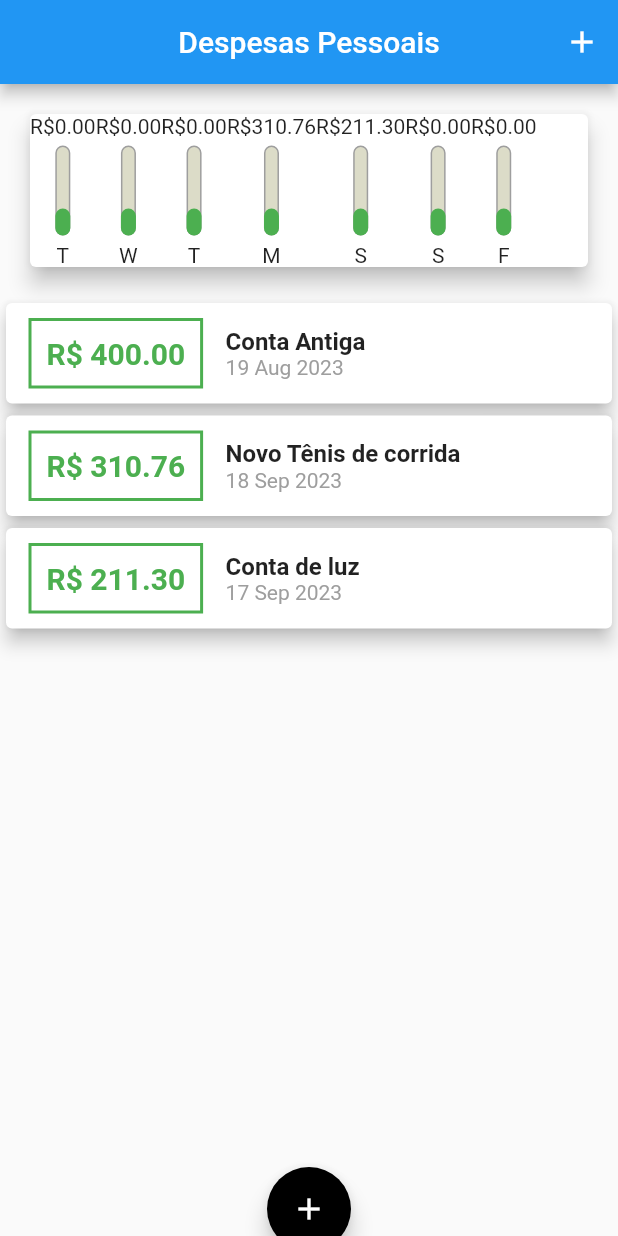
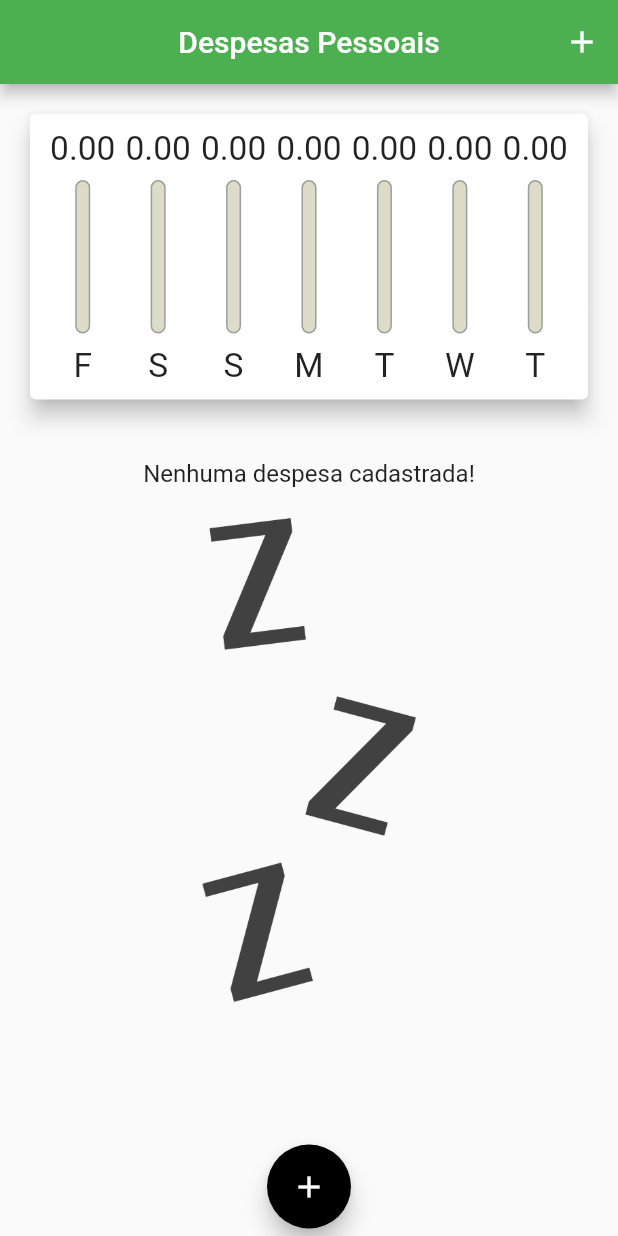
Before and after one commit to decolemos/personal_expenses_app_project, a Flutter app: the screen it shows after launch, on a phone screen of 412 x 824 dp. Run offline on Flutter 3.47's test engine with Material 2 defaults, Android fonts, the phone set to English and light mode, and no system bars.

Commit message:
criando responsividade

```diff
--- a/lib/components/chart.dart
+++ b/lib/components/chart.dart
@@ -38,6 +38,12 @@ class Chart extends StatelessWidget {
       return {
         "day": DateFormat.E().format(weekDay)[0],
         "value": totalSum};
+    }).reversed.toList();
+  }
+
+  double get _weekTotalValue {
+     return groupedTransactions.fold(0.0, (sum, transaction) {
+      return sum + transaction["value"];
      });
   }
 
@@ -47,14 +53,23 @@ class Chart extends StatelessWidget {
     return Card(
       elevation: 6,
       margin: const EdgeInsets.all(20),
+      child: Padding(
+        padding: const EdgeInsets.all(10.0),
         child: Row(
+          mainAxisAlignment: MainAxisAlignment.spaceAround,
           children: groupedTransactions.map((transaction) {
-          return CharBar(
+            return Flexible(
+              fit: FlexFit.tight,
+              child: CharBar(
                 label: transaction["day"],
                 value: transaction["value"],
-            percentage: 0.3,
+                percentage: _weekTotalValue == 0
+                  ? 0
+                  : (transaction["value"] as double) / _weekTotalValue,
+              ),
             );
           }).toList(),
+        ),
       ),
     );
   }
--- a/lib/components/chart_bar.dart
+++ b/lib/components/chart_bar.dart
@@ -16,14 +16,21 @@ class CharBar extends StatelessWidget {
 
   @override
   Widget build(BuildContext context) {
+    return LayoutBuilder(
+      builder: (context, constraints) {
         return Column(
           children: [
-        Text("R\$${value.toStringAsFixed(2)}"),
-        const SizedBox(
-          height: 5,
+            SizedBox(
+              height: constraints.maxHeight * 0.15,
+              child: FittedBox(
+                child: Text(value.toStringAsFixed(2))
+              ),
             ),
             SizedBox(
-          height: 60,
+              height: constraints.maxHeight * 0.05
+            ),
+            SizedBox(
+              height: constraints.maxHeight * 0.6,
               width: 10,
               child: Stack(
                 alignment: Alignment.bottomCenter,
@@ -50,11 +57,18 @@ class CharBar extends StatelessWidget {
                 ],
               ),
             ),
-        const SizedBox(
-          height: 5,
+            SizedBox(
+               height: constraints.maxHeight * 0.05
             ),
-        Text(label)
+            SizedBox(
+              height: constraints.maxHeight * 0.15,
+              child: FittedBox(
+                child: Text(label)
+              )
+            )
           ],
+        );
+      },
     );
   }
 }
--- a/lib/components/transaction_list.dart
+++ b/lib/components/transaction_list.dart
@@ -1,19 +1,28 @@
-import 'package:expenses/models/transaction.dart';
+// ignore_for_file: public_member_api_docs, sort_constructors_first
 import 'package:flutter/material.dart';
 import 'package:intl/intl.dart';
+
+import 'package:expenses/models/transaction.dart';
 
 class TransactionList extends StatelessWidget {
 
   final List<Transaction> transactions;
+  final void Function(String) onRemove;
 
-  const TransactionList({super.key, required this.transactions});
+  const TransactionList({
+    Key? key,
+    required this.transactions,
+    required this.onRemove,
+  }) : super(key: key);
 
   @override
   Widget build(BuildContext context) {
   return SizedBox(
-    height: 580,
     child: transactions.isEmpty
-    ? Column(
+    ? LayoutBuilder(
+          builder: (context, constraints) {
+            return Center(
+              child: Column(
                 children: [
                   const SizedBox(
                     height: 20,
@@ -25,13 +34,16 @@ class TransactionList extends StatelessWidget {
                     height: 20,
                   ),
                   SizedBox(
-          height: 300,
+                    height: constraints.maxHeight * 0.6,
                     child: Image.asset(
                   "assets/waiting.png",
                   fit: BoxFit.cover,
                 ),
               ),
                       ],
+                    ),
+            );
+       },
       )
     : ListView.builder(
       itemCount: transactions.length,
@@ -39,48 +51,41 @@ class TransactionList extends StatelessWidget {
         final transaction = transactions[index];
         return Card(
           elevation: 5,
-          child: Row(
-            children: [
-              Container(
           margin: const EdgeInsets.symmetric(
-                  horizontal: 15,
-                  vertical: 10
+            vertical: 8,
+            horizontal: 5
           ),
-                decoration: BoxDecoration(
-                  border: Border.all(
-                    width: 2,
-                    color: Theme.of(context).primaryColor
-                  )
+          child: ListTile(
+            leading: CircleAvatar(
+              radius: 30,
+              child: Padding(
+                padding: const EdgeInsets.all(6.0),
+                child: FittedBox(
+                  child: Text("R\$${transaction.value}")
                 ),
-                padding: const EdgeInsets.all(10),
-                child: Text(
-                  "R\$ ${transaction.value.toStringAsFixed(2)}",
-                  style: TextStyle(
-                    fontWeight: FontWeight.bold,
-                    fontSize: 20,
-                    color: Theme.of(context).primaryColor
+              ),
+            ),
+            title: Text(
+              transaction.title,
+              style: Theme.of(context).textTheme.titleLarge,
+            ),
+            subtitle: Text(
+              DateFormat("d MMM y").format(transaction.date),
+            ),
+            trailing: MediaQuery.of(context).size.width > 480
+            ? TextButton.icon(
+              onPressed: () => onRemove(transaction.id),
+              icon: const Icon(Icons.delete),
+              label: const Text("Excluir"),
+              style: const ButtonStyle(
+                foregroundColor: MaterialStatePropertyAll<Color>(Colors.red)
               ),
             )
+            : IconButton(
+              onPressed: () => onRemove(transaction.id),
+              icon: const Icon(Icons.delete),
+              color: Colors.red[400]
             ),
-              Column(
-                crossAxisAlignment: CrossAxisAlignment.start,
-                children: [
-                  Text(
-                    transaction.title,
-                      style: const TextStyle(
-                        fontWeight: FontWeight.bold,
-                        fontSize: 16
-                      ),
-                    ),
-                  Text(
-                    DateFormat("d MMM y").format(transaction.date),
-                    style: const TextStyle(
-                      color: Colors.grey
-                    ),
-                  )
-                ],
-              )
-            ],
           ),
         );
       },
--- a/lib/main.dart
+++ b/lib/main.dart
@@ -37,26 +37,8 @@ class MyHomePage extends StatefulWidget {
 class _MyHomePageState extends State<MyHomePage> {
 
 
-  final List<Transaction> _transactions = [
-    Transaction(
-      id: "000",
-      title: "Conta Antiga",
-      value: 400.00,
-      date: DateTime.now().subtract(const Duration(days: 33))
-    ),
-    Transaction(
-      id: "001",
-      title: "Novo Tênis de corrida",
-      value: 310.76,
-      date: DateTime.now().subtract(const Duration(days: 3))
-    ),
-    Transaction(
-      id: "002",
-      title: "Conta de luz",
-      value: 211.30,
-      date: DateTime.now().subtract(const Duration(days: 4))
-    ),
-  ];
+  final List<Transaction> _transactions = [];
+  bool _showChart = false;
 
   List<Transaction> get _recentTransactions {
     return _transactions.where((transaction) {
@@ -66,18 +48,24 @@ class _MyHomePageState extends State<MyHomePage> {
     }).toList();
   }
 
-  void _addTransaction(String title, double value) {
+  void _addTransaction(String title, double value, DateTime date) {
     final newTransaction = Transaction(
       id: Random().nextDouble().toString(),
       title: title,
       value: value,
-      date: DateTime.now()
+      date: date
     );
 
     setState(() {
       _transactions.add(newTransaction);
     });
     Navigator.pop(context);
+  }
+
+  _removeTransaction(String id) {
+    setState(() {
+      _transactions.removeWhere((transaction) => transaction.id == id);
+    });
   }
 
   void _openTransactionFormModal(BuildContext context) {
@@ -92,28 +80,83 @@ class _MyHomePageState extends State<MyHomePage> {
 
   @override
   Widget build(BuildContext context) {
-    return Scaffold(
-      appBar: AppBar(
+    bool isLandscape = MediaQuery.of(context).orientation == Orientation.landscape;
+    final appBar = AppBar(
+      backgroundColor: Theme.of(context).primaryColor,
       title: const Text("Despesas Pessoais"),
-        centerTitle: true,
+      centerTitle: (isLandscape ? false : true),
       actions: [
+        if(isLandscape)
+        IconButton(
+          onPressed: () {
+            setState(() {
+              _showChart = !_showChart;
+            });
+          },
+          icon: Icon(_showChart ? Icons.list : Icons.pie_chart)
+        ),
         IconButton(
           onPressed: () => _openTransactionFormModal(context),
           icon: const Icon(Icons.add)
-          )
+        ),
       ],
-      ),
+    );
+
+    final availableHeight = MediaQuery.of(context).size.height
+     - appBar.preferredSize.height - MediaQuery.of(context).padding.top;
+
+    return Scaffold(
+      appBar: appBar,
       body: SingleChildScrollView(
         child: Column(
-          mainAxisAlignment: MainAxisAlignment.center,
           crossAxisAlignment: CrossAxisAlignment.stretch,
+          children: <Widget> [
+            // if(isLandscape)
+            // Row(
+            //   mainAxisAlignment: MainAxisAlignment.center,
+            //   children: [
+            //     const Text("Exibir Gráfico"),
+            //     Switch(
+            //       value: _showChart,
+            //       onChanged: (value) {
+            //         setState(() {
+            //           _showChart = value;
+            //         });
+            //       },
+            //     ),
+            //   ],
+            // ),
+            if(_showChart || !isLandscape)
+            Column(
               children: [
-            Chart(recentTransaction: _recentTransactions),
-            TransactionList(transactions: _transactions),
+                SizedBox(
+                  height: availableHeight * (isLandscape ? 0.7 : 0.30),
+                  child: Chart(recentTransaction: _recentTransactions)
+                ),
+                if(isLandscape)
                 FloatingActionButton(
                   onPressed: () => _openTransactionFormModal(context),
                   child: const Icon(Icons.add),
+                ),
+              ],
+            ),
+            if(!_showChart || !isLandscape)
+            SizedBox(
+              height: availableHeight * 0.70,
+              child: Stack(
+                children: [
+                  TransactionList(transactions: _transactions, onRemove: _removeTransaction),
+                  Container(
+                    margin: const EdgeInsets.all(5),
+                    alignment: Alignment.bottomCenter,
+                    child: FloatingActionButton(
+                      onPressed: () => _openTransactionFormModal(context),
+                      child: const Icon(Icons.add),
+                    ),
                   )
+                ]
+              )
+            ),
           ],
         ),
       ),
```
Also changed, not shown: lib/components/transaction_form.dart (+63 -16 lines). Lines whose indentation alone changed are shown as unchanged.
